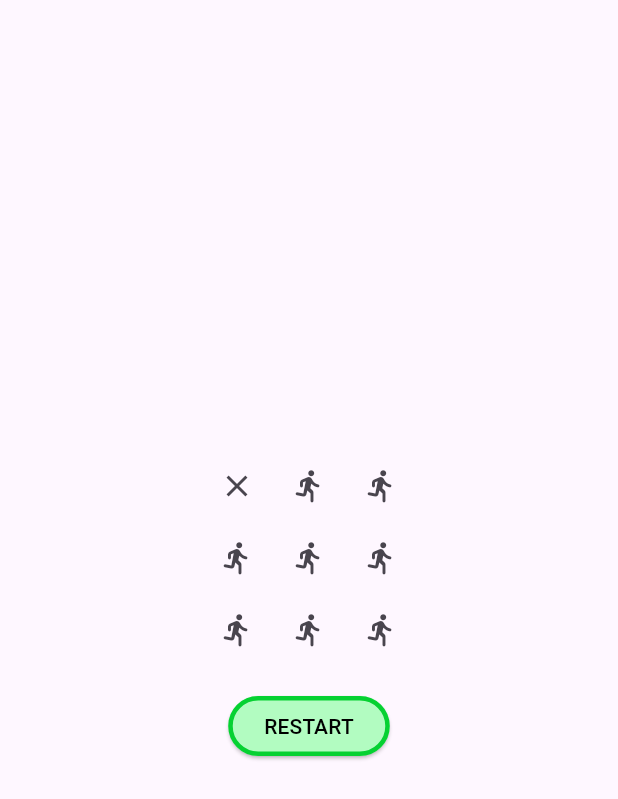
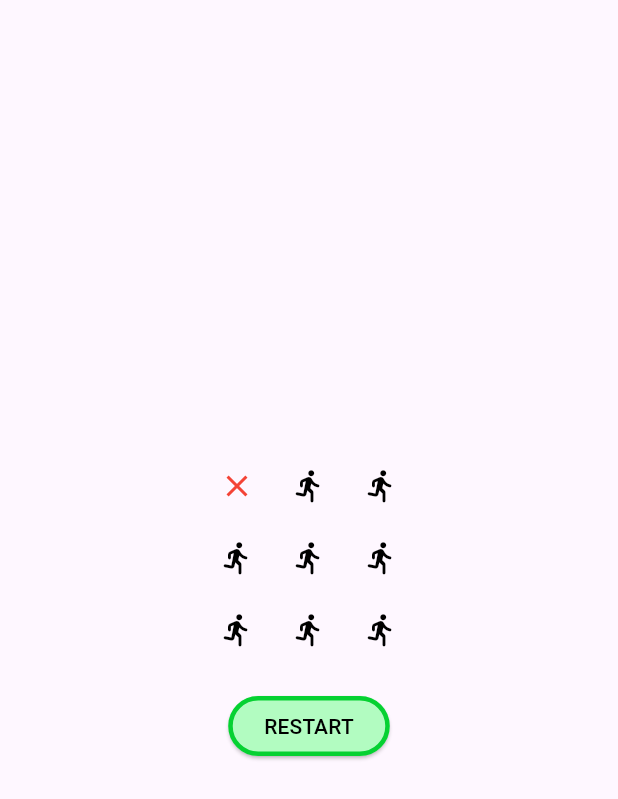
Before and after one commit to Nikorasukun/TicTacDart, a Flutter app: the screen it shows after launch, after a tap on the "directions run" icon, on a phone screen of 412 x 824 dp. Shown: the top 799 px of the screen. Run offline on Flutter 3.47's test engine with Material 3 defaults, Android fonts, the phone set to English and light mode, and no system bars; our stand-ins replace cool_alert.

Commit message:
Versione 1.1 completata, aggiunti colori alle icone, modernizzazione codice

```diff
--- a/lib/main.dart
+++ b/lib/main.dart
@@ -32,11 +32,20 @@ class MyHomePage extends StatefulWidget {
 
 class _MyHomePageState extends State<MyHomePage> {
   bool state = false; //false = cross, true = circle
-  var icons = [Icons.directions_run_rounded, Icons.directions_run_rounded, Icons.directions_run_rounded, Icons.directions_run_rounded, Icons.directions_run_rounded, Icons.directions_run_rounded, Icons.directions_run_rounded, Icons.directions_run_rounded, Icons.directions_run_rounded, ];
+  var colors = [Colors.black, Colors.blue, Colors.red]; //neutral, p1, p2
+  var icons = <Icon>[]; //array of icons of grid
+  var neutralIcon = Icons.directions_run_rounded;
+
+  @override
+  void initState() {
+    super.initState();
+    _arrayInizializer();
+  }
+
 
   //TO DO LIST
-  //migliorare estetica bottone restart
-  //mettere colori rosso e blu a icone
+  //migliorare estetica bottone restart   --done
+  //mettere colori rosso e blu a icone    --done
   //mettere vari temi di colori sceglibili tramite iconcine
   //menù per selezionare la modalità
   //aggiungere sound effects
@@ -45,59 +54,77 @@ class _MyHomePageState extends State<MyHomePage> {
   //codificare mosse in file json in modo che il bot impari dall'utente
   //implementare nuove modalità oltre che PvP e Bot, magari dopo tot mosse la prima mossa fatta viene resa neutra
 
+  void _arrayInizializer(){
+    icons.clear();
+    for(int i = 0; i < 9; i++) {
+      icons.add(Icon(neutralIcon, color: colors[0]));
+    }
+  }
+
+  //U+0F6B8
+
   void _press(String s) {
     switch(s){
       case "lu":
         setState(() {
-          if(icons[0] == Icons.directions_run_rounded) { icons[0] = state ? Icons.circle_outlined : Icons.close; state = !state; }
+          if(icons[0].icon == neutralIcon)
+          { icons[0] = state ? Icon(Icons.circle_outlined, color: colors[1]) : Icon(Icons.close, color: colors[2]); state = !state; }
         });
         break;
 
       case "cu":
         setState(() {
-          if(icons[1] == Icons.directions_run_rounded) { icons[1] = state ? Icons.circle_outlined : Icons.close; state = !state; }
+          if(icons[1].icon == neutralIcon)
+          { icons[1] = state ? Icon(Icons.circle_outlined, color: colors[1]) : Icon(Icons.close, color: colors[2]); state = !state; }
         });
         break;
 
       case "ru":
         setState(() {
-          if(icons[2] == Icons.directions_run_rounded) { icons[2] = state ? Icons.circle_outlined : Icons.close; state = !state; }
+          if(icons[2].icon == neutralIcon)
+          { icons[2] = state ? Icon(Icons.circle_outlined, color: colors[1]) : Icon(Icons.close, color: colors[2]); state = !state; }
         });
         break;
 
       case "lm":
         setState(() {
-          if(icons[3] == Icons.directions_run_rounded) { icons[3] = state ? Icons.circle_outlined : Icons.close; state = !state; }
+          if(icons[3].icon == neutralIcon)
+          { icons[3] = state ? Icon(Icons.circle_outlined, color: colors[1]) : Icon(Icons.close, color: colors[2]); state = !state; }
         });
         break;
 
       case "cm":
         setState(() {
-          if(icons[4] == Icons.directions_run_rounded) { icons[4] = state ? Icons.circle_outlined : Icons.close; state = !state; }
+          if(icons[4].icon == neutralIcon)
+          { icons[4] = state ? Icon(Icons.circle_outlined, color: colors[1]) : Icon(Icons.close, color: colors[2]); state = !state; }
         });
         break;
 
       case "rm":
         setState(() {
-          if(icons[5] == Icons.directions_run_rounded) { icons[5] = state ? Icons.circle_outlined : Icons.close; state = !state; }
+          if(icons[5].icon == neutralIcon)
+          { icons[5] = state ? Icon(Icons.circle_outlined, color: colors[1]) : Icon(Icons.close, color: colors[2]); state = !state; }
         });
         break;
 
       case "ld":
         setState(() {
-          if(icons[6] == Icons.directions_run_rounded) { icons[6] = state ? Icons.circle_outlined : Icons.close; state = !state; }
+          if(icons[6].icon == neutralIcon)
+          { icons[6] = state ? Icon(Icons.circle_outlined, color: colors[1]) : Icon(Icons.close, color: colors[2]); state = !state; }
         });
         break;
 
       case "cd":
         setState(() {
-          if(icons[7] == Icons.directions_run_rounded) { icons[7] = state ? Icons.circle_outlined : Icons.close; state = !state; }
+          if(icons[7].icon == neutralIcon)
+          { icons[7] = state ? Icon(Icons.circle_outlined, color: colors[1]) : Icon(Icons.close, color: colors[2]); state = !state; }
         });
         break;
 
       case "rd":
         setState(() {
-          if(icons[8] == Icons.directions_run_rounded) { icons[8] = state ? Icons.circle_outlined : Icons.close; state = !state; }
+          if(icons[8].icon == neutralIcon)
+          { icons[8] = state ? Icon(Icons.circle_outlined, color: colors[1]) : Icon(Icons.close, color: colors[2]); state = !state; }
         });
         break;
     }
@@ -109,22 +136,76 @@ class _MyHomePageState extends State<MyHomePage> {
   }
 
   String _hasWon() {
+
     //rows
-    if(icons[0] == icons[1] && icons[1] == icons[2] && icons[0] != Icons.directions_run_rounded && icons[1] != Icons.directions_run_rounded && icons[2] != Icons.directions_run_rounded) { return state ? "Ha vinto il giocatore 2" : "Ha vinto il giocatore 1"; }
-    if(icons[3] == icons[4] && icons[4] == icons[5] && icons[3] != Icons.directions_run_rounded && icons[4] != Icons.directions_run_rounded && icons[5] != Icons.directions_run_rounded) { return state ? "Ha vinto il giocatore 2" : "Ha vinto il giocatore 1"; }
-    if(icons[6] == icons[7] && icons[7] == icons[8] && icons[6] != Icons.directions_run_rounded && icons[7] != Icons.directions_run_rounded && icons[8] != Icons.directions_run_rounded) { return state ? "Ha vinto il giocatore 2" : "Ha vinto il giocatore 1"; }
+    if(icons[0].icon == icons[1].icon
+    && icons[1].icon == icons[2].icon
+    && icons[0].icon != neutralIcon
+    && icons[1].icon != neutralIcon
+    && icons[2].icon != neutralIcon)
+    { return state ? "Ha vinto il giocatore 1" : "Ha vinto il giocatore 2"; }
+
+    if(icons[3].icon == icons[4].icon
+    && icons[4].icon == icons[5].icon
+    && icons[3].icon != neutralIcon
+    && icons[4].icon != neutralIcon
+    && icons[5].icon != neutralIcon)
+    { return state ? "Ha vinto il giocatore 1" : "Ha vinto il giocatore 2"; }
+
+    if(icons[6].icon == icons[7].icon
+    && icons[7].icon == icons[8].icon
+    && icons[6].icon != neutralIcon
+    && icons[7].icon != neutralIcon
+    && icons[8].icon != neutralIcon)
+    { return state ? "Ha vinto il giocatore 1" : "Ha vinto il giocatore 2"; }
+
 
     //columns
-    if(icons[0] == icons[3] && icons[3] == icons[6] && icons[0] != Icons.directions_run_rounded && icons[3] != Icons.directions_run_rounded && icons[6] != Icons.directions_run_rounded) { return state ? "Ha vinto il giocatore 2" : "Ha vinto il giocatore 1"; }
-    if(icons[1] == icons[4] && icons[4] == icons[7] && icons[1] != Icons.directions_run_rounded && icons[4] != Icons.directions_run_rounded && icons[7] != Icons.directions_run_rounded) { return state ? "Ha vinto il giocatore 2" : "Ha vinto il giocatore 1"; }
-    if(icons[2] == icons[5] && icons[5] == icons[8] && icons[2] != Icons.directions_run_rounded && icons[5] != Icons.directions_run_rounded && icons[8] != Icons.directions_run_rounded) { return state ? "Ha vinto il giocatore 2" : "Ha vinto il giocatore 1"; }
+    if(icons[0].icon == icons[3].icon
+    && icons[3].icon == icons[6].icon
+    && icons[0].icon != neutralIcon
+    && icons[3].icon != neutralIcon
+    && icons[6].icon != neutralIcon)
+    { return state ? "Ha vinto il giocatore 1" : "Ha vinto il giocatore 2"; }
+
+    if(icons[1].icon == icons[4].icon
+    && icons[4].icon == icons[7].icon
+    && icons[1].icon != neutralIcon
+    && icons[4].icon != neutralIcon
+    && icons[7].icon != neutralIcon)
+    { return state ? "Ha vinto il giocatore 1" : "Ha vinto il giocatore 2"; }
+
+    if(icons[2].icon == icons[5].icon
+    && icons[5].icon == icons[8].icon
+    && icons[2].icon != neutralIcon
+    && icons[5].icon != neutralIcon
+    && icons[8].icon != neutralIcon)
+    { return state ? "Ha vinto il giocatore 1" : "Ha vinto il giocatore 2"; }
+
 
     //diagonals
-    if(icons[0] == icons[4] && icons[4] == icons[8] && icons[0] != Icons.directions_run_rounded && icons[4] != Icons.directions_run_rounded && icons[8] != Icons.directions_run_rounded) { return state ? "Ha vinto il giocatore 2" : "Ha vinto il giocatore 1"; }
-    if(icons[2] == icons[4] && icons[4] == icons[6] && icons[2] != Icons.directions_run_rounded && icons[4] != Icons.directions_run_rounded && icons[6] != Icons.directions_run_rounded) { return state ? "Ha vinto il giocatore 2" : "Ha vinto il giocatore 1"; }
+    if(icons[0].icon == icons[4].icon
+    && icons[4].icon == icons[8].icon
+    && icons[0].icon != neutralIcon
+    && icons[4].icon != neutralIcon
+    && icons[8].icon != neutralIcon)
+    { return state ? "Ha vinto il giocatore 1" : "Ha vinto il giocatore 2"; }
 
-    //tie
-    if(!(icons.contains(Icons.directions_run_rounded))) { return "La partita è finita in pareggio."; }
+    if(icons[2].icon == icons[4].icon
+    && icons[4].icon == icons[6].icon
+    && icons[2].icon != neutralIcon
+    && icons[4].icon != neutralIcon
+    && icons[6].icon != neutralIcon)
+    { return state ? "Ha vinto il giocatore 1" : "Ha vinto il giocatore 2"; }
+
+
+    //tie mechanic
+    bool tie = true;
+    for(int i = 0; i < icons.length; i++){
+      if(icons[i].icon == neutralIcon) { tie = false; break; }
+    }
+    if(tie) { return "La partita è finita in pareggio."; }
+
 
     //else
     return "no";
@@ -136,7 +217,7 @@ class _MyHomePageState extends State<MyHomePage> {
 
   void _restart() {
     setState(() {
-      icons = [Icons.directions_run_rounded, Icons.directions_run_rounded, Icons.directions_run_rounded, Icons.directions_run_rounded, Icons.directions_run_rounded, Icons.directions_run_rounded, Icons.directions_run_rounded, Icons.directions_run_rounded, Icons.directions_run_rounded];
+      _arrayInizializer();
     });
   }
 
@@ -150,25 +231,25 @@ class _MyHomePageState extends State<MyHomePage> {
             Row(
               mainAxisAlignment: MainAxisAlignment.center,
               children: [
-                IconButton(onPressed: () => _press("lu"/*left up*/), icon: Icon(icons[0]),),
-                IconButton(onPressed: () => _press("cu"/*center up*/), icon: Icon(icons[1]),),
-                IconButton(onPressed: () => _press("ru"/*righ up*/), icon: Icon(icons[2]),),
+                IconButton(onPressed: () => _press("lu"/*left up*/), icon: icons[0]),
+                IconButton(onPressed: () => _press("cu"/*center up*/), icon: icons[1]),
+                IconButton(onPressed: () => _press("ru"/*righ up*/), icon: icons[2]),
               ],
             ),
             Row(
               mainAxisAlignment: MainAxisAlignment.center,
               children: [
-                IconButton(onPressed: () => _press("lm"/*left middle*/), icon: Icon(icons[3]),),
-                IconButton(onPressed: () => _press("cm"/*center middle*/), icon: Icon(icons[4]),),
-                IconButton(onPressed: () => _press("rm"/*right middle*/), icon: Icon(icons[5]),),
+                IconButton(onPressed: () => _press("lm"/*left middle*/), icon: icons[3]),
+                IconButton(onPressed: () => _press("cm"/*center middle*/), icon: icons[4]),
+                IconButton(onPressed: () => _press("rm"/*right middle*/), icon: icons[5]),
               ],
             ),
             Row(
               mainAxisAlignment: MainAxisAlignment.center,
               children: [
-                IconButton(onPressed: () => _press("ld"/*left down*/), icon: Icon(icons[6]),),
-                IconButton(onPressed: () => _press("cd"/*center down*/), icon: Icon(icons[7]),),
-                IconButton(onPressed: () => _press("rd"/*right down*/), icon: Icon(icons[8]),),
+                IconButton(onPressed: () => _press("ld"/*left down*/), icon: icons[6]),
+                IconButton(onPressed: () => _press("cd"/*center down*/), icon: icons[7]),
+                IconButton(onPressed: () => _press("rd"/*right down*/), icon: icons[8]),
               ],
             ),
             Padding(
```
